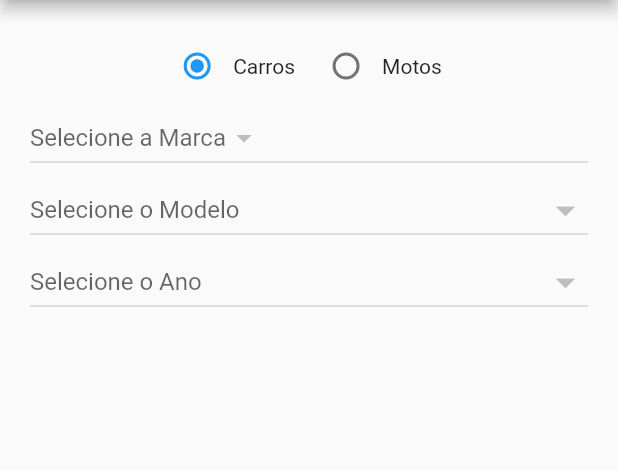
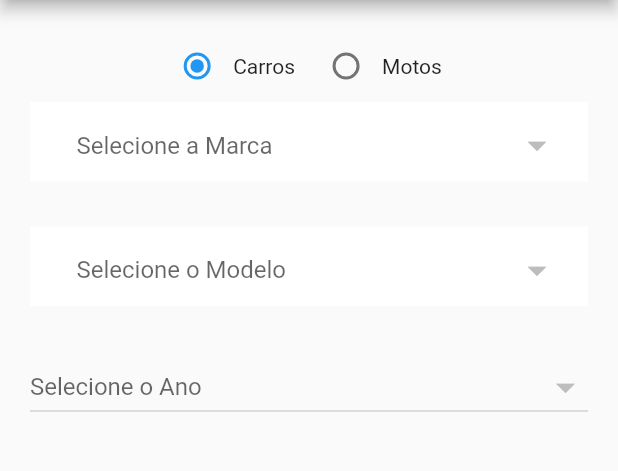
Before and after one commit to adalbertobazilio/tabela_fipe, a Flutter app: the screen it shows after launch, on a phone screen of 412 x 824 dp, the part 84-555 px from its top. Run offline on Flutter 3.47's test engine with Material 2 defaults, Android fonts, the phone set to English and light mode, and no system bars.

Commit message:
Puxar Modelo de Acordo com a Marca

```diff
--- a/lib/home_page.dart
+++ b/lib/home_page.dart
@@ -10,16 +10,15 @@ class HomePage extends StatefulWidget {
   _HomePageState createState() => _HomePageState();
 }
 
-
 class _HomePageState extends State<HomePage> {
-
-
   String tipobusca = 'carro';
   String Marca = '1';
   String Modelo = '';
   String Ano = '';
   List ListaMarcas = [];
-
+  List ListaModelos = [];
+  List ListaAnos = [];
+  List Valor = [];
 
   Future<String> pegarMarcas() async {
     var url = Uri.parse('');
@@ -28,24 +27,76 @@ class _HomePageState extends State<HomePage> {
     } else {
       url = Uri.parse('https://parallelum.com.br/fipe/api/v1/motos/marcas');
     }
-    var res = await http
-        .get(url);
+    var res = await http.get(url);
     var resBody = json.decode(res.body);
 
     setState(() {
       ListaMarcas = resBody;
     });
 
-    //print(resBody);
+    return "Sucess";
+  }
+
+  Future<String> pegarModelos() async {
+    var url = Uri.parse('');
+    if (tipobusca == 'carro') {
+      url = Uri.parse('https://parallelum.com.br/fipe/api/v1/carros/marcas/'+ Marca +'/modelos');
+    } else {
+      url = Uri.parse('https://parallelum.com.br/fipe/api/v1/motos/marcas/'+ Marca +'/modelos');
+    }
+    var res = await http.get(url);
+    Map<String, dynamic> resBody = json.decode(res.body);
+    List<dynamic> Lista = resBody['modelos'];
+    //var resBody = json.decode(res.body);
+
+    print(Lista);
+
+    setState(() {
+      int Codigo = Lista[0]["codigo"];
+      Modelo = Codigo.toString();
+    });
+
+    setState(() {
+
+      ListaModelos = Lista;
+    });
+    print(Modelo);
+    return "Sucess";
+  }
+
+  Future<String> pegarAnos() async {
+    var url = Uri.parse('');
+    if (tipobusca == 'carro') {
+      url = Uri.parse('https://parallelum.com.br/fipe/api/v1/carros/marcas/' + Marca +'/modelos/' + Modelo +'/anos');
+    } else {
+      url = Uri.parse('https://parallelum.com.br/fipe/api/v1/motos/marcas/' + Marca +'/modelos/' + Modelo +'/anos');
+    }
+    var res = await http.get(url);
+    var resBody = json.decode(res.body);
+
+    setState(() {
+      ListaAnos = resBody;
+    });
 
     return "Sucess";
   }
 
+  Future<String> pegarValor() async {
+    var url = Uri.parse('');
+    if (tipobusca == 'carro') {
+      url = Uri.parse('https://parallelum.com.br/fipe/api/v1/carros/marcas/' + Marca +'/modelos/' + Modelo +'/anos/' + Ano);
+    } else {
+      url = Uri.parse('https://parallelum.com.br/fipe/api/v1/motos/marcas/' + Marca +'/modelos/' + Modelo +'/anos/' + Ano);
+    }
+    var res = await http.get(url);
+    var resBody = json.decode(res.body);
 
+    setState(() {
+      Valor = resBody;
+    });
 
-
-
-
+    return "Sucess";
+  }
 
 
   @override
@@ -73,6 +124,8 @@ class _HomePageState extends State<HomePage> {
                   onChanged: (value) {
                     setState(() {
                       tipobusca = 'carro';
+                      Marca = '1';
+                      pegarMarcas();
                     });
                   },
                 ),
@@ -84,6 +137,8 @@ class _HomePageState extends State<HomePage> {
                   onChanged: (value) {
                     setState(() {
                       tipobusca = 'moto';
+                      Marca = '60';
+                      pegarMarcas();
                     });
                   },
                 ),
@@ -91,36 +146,93 @@ class _HomePageState extends State<HomePage> {
                 SizedBox(width: 10),
               ],
             ),
-            FutureBuilder(
-                future: pegarMarcas(),
-                builder: (context, snapshot) {
-                  return DropdownButton<String>(
-                      hint: Text("Selecione a Marca"),
+            Container(
+              padding: EdgeInsets.only(left: 15, right: 15, top: 5),
+              color: Colors.white,
+              child: Row(
+                mainAxisAlignment: MainAxisAlignment.spaceBetween,
+                children: <Widget>[
+                  Expanded(
+                    child: DropdownButtonHideUnderline(
+                      child: ButtonTheme(
+                        alignedDropdown: true,
+                        child: DropdownButton<String>(
                           value: Marca,
+                          iconSize: 30,
+                          icon: (null),
+                          style: TextStyle(
+                            color: Colors.black54,
+                            fontSize: 16,
+                          ),
+                          hint: Text('Selecione a Marca'),
+                          onChanged: (newValue) {
+                            setState(() {
+                              Marca = newValue as String;
+                              print(Marca);
+                              pegarModelos();
+                            });
+                          },
                           items: ListaMarcas.map((item) {
                             return  DropdownMenuItem(
                               child:  Text(item['nome']),
                               value: item['codigo'].toString(),
                             );
                           }).toList(),
+                        ),
+                      ),
+                    ),
+                  ),
+                ],
+              ),
+            ),
+            SizedBox(
+              height: 30,
+            ),
 
-                    onChanged: (value) {
+            Container(
+              padding: EdgeInsets.only(left: 15, right: 15, top: 5),
+              color: Colors.white,
+              child: Row(
+                mainAxisAlignment: MainAxisAlignment.spaceBetween,
+                children: <Widget>[
+                  Expanded(
+                    child: DropdownButtonHideUnderline(
+                      child: ButtonTheme(
+                        alignedDropdown: true,
+                        child: DropdownButton<String>(
+                          value: Modelo,
+                          iconSize: 30,
+                          icon: (null),
+                          style: TextStyle(
+                            color: Colors.black54,
+                            fontSize: 16,
+                          ),
+                          hint: Text('Selecione o Modelo'),
+                          onChanged: (newValue) {
                             setState(() {
-                        Marca = value as String;
+                              Modelo = newValue as String;
+                              pegarAnos();
+                              print(Modelo);
                             });
                           },
+                          items: ListaModelos.map((item) {
+                            return  DropdownMenuItem(
+                              child:  Text(item['nome']),
+                              value: item['codigo'].toString(),
+                            );
+                          }).toList(),
+                        ),
+                      ),
+                    ),
+                  ),
+                ],
+              ),
+            ),
+            SizedBox(
+              height: 30,
+            ),
 
-                  );
-                }),
 
-            DropdownButton(
-              isExpanded: true,
-              value: Modelo,
-              iconSize: 30,
-              hint: Text('Selecione o Modelo'),
-              onChanged: null,
-              items: null,
-            ),
             DropdownButton(
               isExpanded: true,
               value: Ano,
```
Lines whose indentation alone changed are shown as unchanged.
